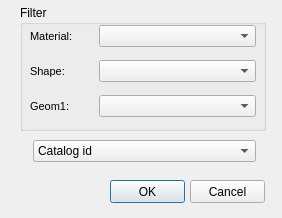
Qt form ui/cf_ud_catalog.ui (Giswater/giswater_qgis_plugin) before a commit.
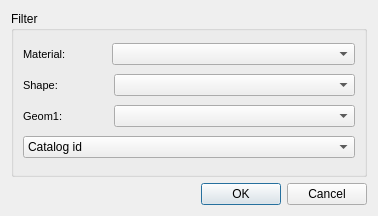
The same form after that commit.

Commit message: modify UI - expending forms

Diff of the .ui file:
```diff
--- a/ui/cf_ud_catalog.ui
+++ b/ui/cf_ud_catalog.ui
@@ -6,105 +6,55 @@
    <rect>
     <x>0</x>
     <y>0</y>
-    <width>282</width>
-    <height>218</height>
+    <width>378</width>
+    <height>216</height>
    </rect>
   </property>
   <property name="windowTitle">
    <string>Catalog</string>
   </property>
+  <layout class="QGridLayout" name="gridLayout">
+   <item row="2" column="0">
+    <layout class="QHBoxLayout" name="horizontalLayout_5">
+     <item>
+      <spacer name="horizontalSpacer_4">
+       <property name="orientation">
+        <enum>Qt::Horizontal</enum>
+       </property>
+       <property name="sizeHint" stdset="0">
+        <size>
+         <width>40</width>
+         <height>20</height>
+        </size>
+       </property>
+      </spacer>
+     </item>
+     <item>
   <widget class="QPushButton" name="btn_ok">
-   <property name="geometry">
-    <rect>
-     <x>110</x>
-     <y>180</y>
-     <width>75</width>
-     <height>23</height>
-    </rect>
-   </property>
    <property name="text">
     <string>OK</string>
    </property>
   </widget>
+     </item>
+     <item>
   <widget class="QPushButton" name="btn_cancel">
-   <property name="geometry">
-    <rect>
-     <x>190</x>
-     <y>180</y>
-     <width>75</width>
-     <height>23</height>
-    </rect>
-   </property>
    <property name="text">
     <string>Cancel</string>
    </property>
   </widget>
-  <widget class="QComboBox" name="id">
-   <property name="geometry">
-    <rect>
-     <x>33</x>
-     <y>140</y>
-     <width>223</width>
-     <height>22</height>
-    </rect>
-   </property>
-   <item>
-    <property name="text">
-     <string>Catalog id</string>
-    </property>
-   </item>
-  </widget>
+     </item>
+    </layout>
+   </item>
+   <item row="0" column="0">
   <widget class="QGroupBox" name="groupBox">
-   <property name="geometry">
-    <rect>
-     <x>20</x>
-     <y>5</y>
-     <width>246</width>
-     <height>126</height>
-    </rect>
-   </property>
    <property name="title">
     <string>Filter</string>
    </property>
-   <widget class="QComboBox" name="filter3">
-    <property name="geometry">
-     <rect>
-      <x>79</x>
-      <y>90</y>
-      <width>157</width>
-      <height>22</height>
-     </rect>
-    </property>
-   </widget>
-   <widget class="QComboBox" name="matcat_id">
-    <property name="geometry">
-     <rect>
-      <x>79</x>
-      <y>20</y>
-      <width>157</width>
-      <height>22</height>
-     </rect>
-    </property>
-   </widget>
-   <widget class="QComboBox" name="filter2">
-    <property name="geometry">
-     <rect>
-      <x>79</x>
-      <y>55</y>
-      <width>157</width>
-      <height>22</height>
-     </rect>
-    </property>
-   </widget>
+     <layout class="QVBoxLayout" name="verticalLayout">
+      <item>
+       <layout class="QHBoxLayout" name="horizontalLayout">
+        <item>
    <widget class="QLabel" name="label_matcat_id">
-    <property name="geometry">
-     <rect>
-      <x>10</x>
-      <y>20</y>
-      <width>67</width>
-      <height>22</height>
-     </rect>
-    </property>
     <property name="font">
      <font>
       <pointsize>8</pointsize>
@@ -123,15 +73,39 @@
      <number>3</number>
     </property>
    </widget>
+        </item>
+        <item>
+         <spacer name="horizontalSpacer">
+          <property name="orientation">
+           <enum>Qt::Horizontal</enum>
+          </property>
+          <property name="sizeType">
+           <enum>QSizePolicy::Fixed</enum>
+          </property>
+          <property name="sizeHint" stdset="0">
+           <size>
+            <width>40</width>
+            <height>20</height>
+           </size>
+          </property>
+         </spacer>
+        </item>
+        <item>
+         <widget class="QComboBox" name="matcat_id">
+          <property name="sizePolicy">
+           <sizepolicy hsizetype="Expanding" vsizetype="Fixed">
+            <horstretch>0</horstretch>
+            <verstretch>0</verstretch>
+           </sizepolicy>
+          </property>
+         </widget>
+        </item>
+       </layout>
+      </item>
+      <item>
+       <layout class="QHBoxLayout" name="horizontalLayout_2">
+        <item>
    <widget class="QLabel" name="label_shape">
-    <property name="geometry">
-     <rect>
-      <x>10</x>
-      <y>55</y>
-      <width>67</width>
-      <height>22</height>
-     </rect>
-    </property>
     <property name="font">
      <font>
       <pointsize>8</pointsize>
@@ -150,15 +124,39 @@
      <number>3</number>
     </property>
    </widget>
+        </item>
+        <item>
+         <spacer name="horizontalSpacer_2">
+          <property name="orientation">
+           <enum>Qt::Horizontal</enum>
+          </property>
+          <property name="sizeType">
+           <enum>QSizePolicy::Fixed</enum>
+          </property>
+          <property name="sizeHint" stdset="0">
+           <size>
+            <width>50</width>
+            <height>20</height>
+           </size>
+          </property>
+         </spacer>
+        </item>
+        <item>
+         <widget class="QComboBox" name="filter2">
+          <property name="sizePolicy">
+           <sizepolicy hsizetype="Expanding" vsizetype="Fixed">
+            <horstretch>0</horstretch>
+            <verstretch>0</verstretch>
+           </sizepolicy>
+          </property>
+         </widget>
+        </item>
+       </layout>
+      </item>
+      <item>
+       <layout class="QHBoxLayout" name="horizontalLayout_3">
+        <item>
    <widget class="QLabel" name="label_geom1">
-    <property name="geometry">
-     <rect>
-      <x>10</x>
-      <y>90</y>
-      <width>64</width>
-      <height>22</height>
-     </rect>
-    </property>
     <property name="font">
      <font>
       <pointsize>8</pointsize>
@@ -177,16 +175,59 @@
      <number>3</number>
     </property>
    </widget>
-  </widget>
- </widget>
- <tabstops>
-  <tabstop>matcat_id</tabstop>
-  <tabstop>filter2</tabstop>
-  <tabstop>filter3</tabstop>
-  <tabstop>id</tabstop>
-  <tabstop>btn_ok</tabstop>
-  <tabstop>btn_cancel</tabstop>
- </tabstops>
+        </item>
+        <item>
+         <spacer name="horizontalSpacer_3">
+          <property name="orientation">
+           <enum>Qt::Horizontal</enum>
+          </property>
+          <property name="sizeType">
+           <enum>QSizePolicy::Fixed</enum>
+          </property>
+          <property name="sizeHint" stdset="0">
+           <size>
+            <width>45</width>
+            <height>20</height>
+           </size>
+          </property>
+         </spacer>
+        </item>
+        <item>
+         <widget class="QComboBox" name="filter3">
+          <property name="sizePolicy">
+           <sizepolicy hsizetype="Expanding" vsizetype="Fixed">
+            <horstretch>0</horstretch>
+            <verstretch>0</verstretch>
+           </sizepolicy>
+          </property>
+         </widget>
+        </item>
+       </layout>
+      </item>
+      <item>
+       <layout class="QGridLayout" name="gridLayout_3">
+        <item row="1" column="0">
+         <widget class="QComboBox" name="id">
+          <property name="sizePolicy">
+           <sizepolicy hsizetype="Expanding" vsizetype="Fixed">
+            <horstretch>0</horstretch>
+            <verstretch>0</verstretch>
+           </sizepolicy>
+          </property>
+          <item>
+           <property name="text">
+            <string>Catalog id</string>
+           </property>
+          </item>
+         </widget>
+        </item>
+       </layout>
+      </item>
+     </layout>
+    </widget>
+   </item>
+  </layout>
+ </widget>
  <resources/>
  <connections/>
 </ui>
```
Lines whose indentation alone changed are shown as unchanged. The commit also changes 5 other files.
